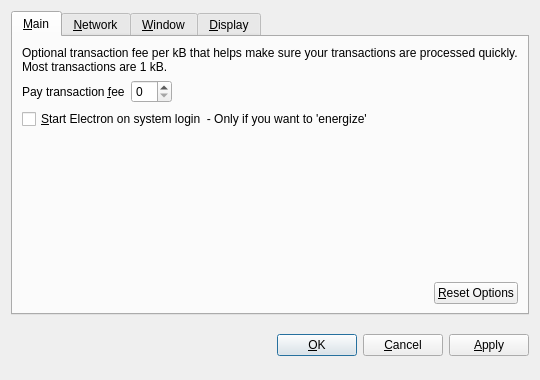
This is src/qt/forms/optionsdialog.ui in cinnamoncoin/https---github.com-cinnamoncoin-Electron-ELT as Qt 5 draws it before an edit. The edited form follows.
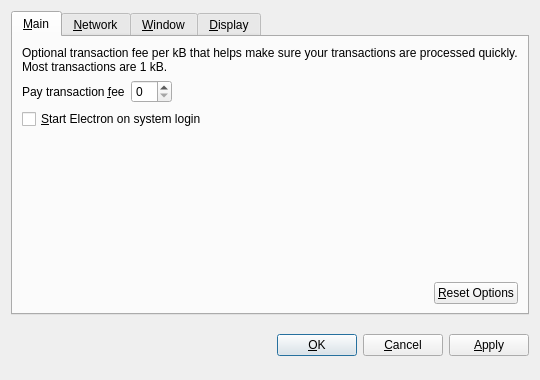
This is the edited form. The open tabs and pages were chosen to show the change. Custom widgets are drawn as their Qt base class.

```diff
--- a/src/qt/forms/optionsdialog.ui
+++ b/src/qt/forms/optionsdialog.ui
@@ -82,7 +82,7 @@
           <string>Automatically start Electron after logging in to the system.</string>
          </property>
          <property name="text">
-          <string>&amp;Start Electron on system login  - Only if you want to 'energize' </string>
+          <string>&amp;Start Electron on system login </string>
          </property>
         </widget>
        </item>
```
Left out of the diff: 2 changed lines with no effect on the pictures.
